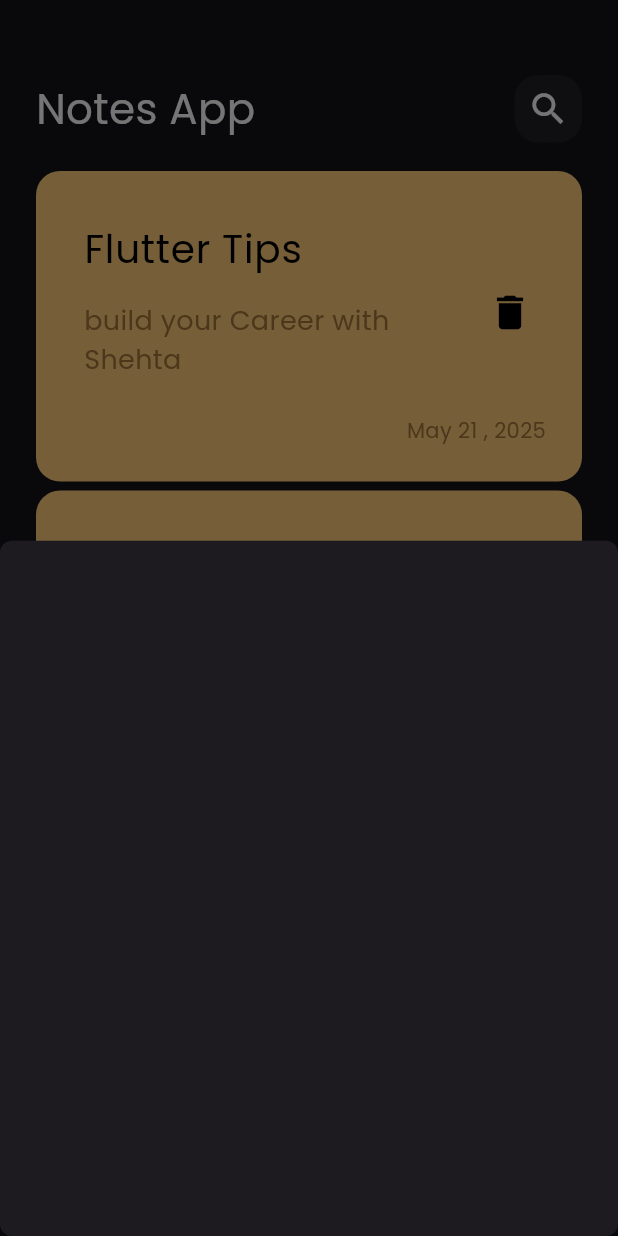
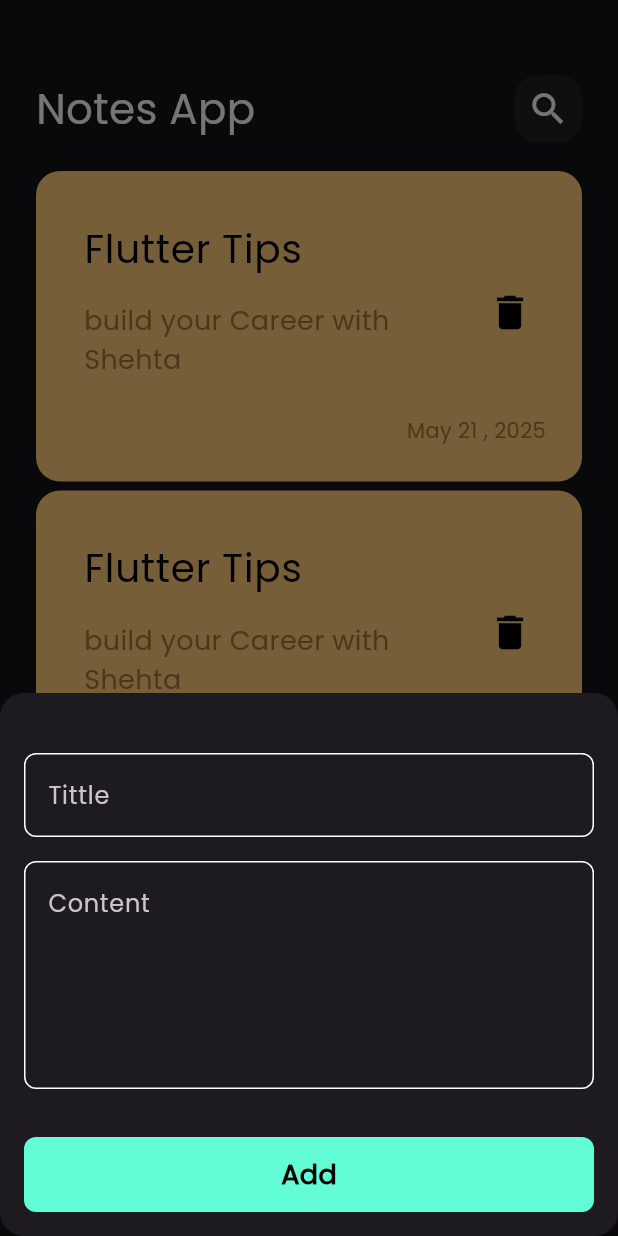
Before and after one commit to Shehta2000/notes_app, a Flutter app: the screen it shows after launch, after a tap on the "add" icon, on a phone screen of 412 x 824 dp. Run offline on Flutter 3.47's test engine with Material 3 defaults, Android fonts, the phone set to English and light mode, and no system bars.

Commit message:
add Custom Button

```diff
--- a/lib/views/notes_view.dart
+++ b/lib/views/notes_view.dart
@@ -1,4 +1,5 @@
 import 'package:flutter/material.dart';
+import 'package:notes_app/views/widgets/Constans.dart';
 import 'package:notes_app/views/widgets/add_note_buttom_sheet.dart';
 import 'package:notes_app/views/widgets/notes_view_body.dart';
 
@@ -8,17 +9,24 @@ class NotesView extends StatelessWidget {
   @override
   Widget build(BuildContext context) {
     return Scaffold(
+      resizeToAvoidBottomInset: false,
       floatingActionButton: FloatingActionButton(
+        shape: RoundedRectangleBorder(
+          borderRadius: BorderRadius.circular(30),
+        ),
+        foregroundColor: Colors.black, // Icon Color
+        backgroundColor: KprimaryColor, // FloatingActionButton Color
         onPressed: () {
           showModalBottomSheet(
               shape: RoundedRectangleBorder(
-                  borderRadius: BorderRadius.circular(8)),
+                borderRadius: BorderRadius.circular(16),
+              ),
               context: context,
               builder: (context) {
                 return const AddNoteButtomSheet();
               });
         },
-        child: Icon(Icons.add),
+        child: const Icon(Icons.add),
       ),
       body: const NotesViewBody(),
     );
--- /dev/null
+++ b/lib/views/widgets/Constans.dart
@@ -0,0 +1,3 @@
+import 'package:flutter/material.dart';
+
+const KprimaryColor = Color(0xff62FCD7);
--- /dev/null
+++ b/lib/views/widgets/Custom_Button.dart
@@ -0,0 +1,26 @@
+import 'package:flutter/material.dart';
+import 'package:notes_app/views/widgets/Constans.dart';
+
+class CustomBotton extends StatelessWidget {
+  const CustomBotton({super.key});
+
+  @override
+  Widget build(BuildContext context) {
+    return Container(
+      alignment: Alignment.center,
+      height: 50,
+      width: MediaQuery.of(context).size.width,
+      decoration: BoxDecoration(
+        color: KprimaryColor,
+        borderRadius: BorderRadius.circular(8),
+      ),
+      child: const Center(
+        child: Text(
+          'Add',
+          style: TextStyle(
+              color: Colors.black, fontSize: 18, fontWeight: FontWeight.bold),
+        ),
+      ),
+    );
+  }
+}
--- a/lib/views/widgets/add_note_buttom_sheet.dart
+++ b/lib/views/widgets/add_note_buttom_sheet.dart
@@ -1,10 +1,42 @@
 import 'package:flutter/material.dart';
+import 'package:notes_app/views/widgets/Constans.dart';
+import 'package:notes_app/views/widgets/Custom_Button.dart';
+import 'package:notes_app/views/widgets/custom_text_field.dart';
 
 class AddNoteButtomSheet extends StatelessWidget {
   const AddNoteButtomSheet({super.key});
 
   @override
   Widget build(BuildContext context) {
-    return Container();
+    return const Padding(
+      padding: EdgeInsets.symmetric(horizontal: 16),
+      child: SingleChildScrollView(
+        child: Column(
+          children: [
+            SizedBox(
+              height: 40,
+            ),
+            CustomTextField(
+              hint: 'Tittle',
+              maxLines: 1,
+            ),
+            SizedBox(
+              height: 16,
+            ),
+            CustomTextField(
+              hint: 'Content',
+              maxLines: 5,
+            ),
+            SizedBox(
+              height: 32,
+            ),
+            CustomBotton(),
+            SizedBox(
+              height: 16,
+            )
+          ],
+        ),
+      ),
+    );
   }
 }
--- /dev/null
+++ b/lib/views/widgets/custom_text_field.dart
@@ -0,0 +1,33 @@
+import 'package:flutter/material.dart';
+import 'package:notes_app/views/widgets/Constans.dart';
+
+class CustomTextField extends StatelessWidget {
+  const CustomTextField({super.key, required this.hint, this.maxLines = 1});
+
+  final String hint;
+  final int maxLines;
+
+  @override
+  Widget build(BuildContext context) {
+    return TextField(
+      maxLines: maxLines,
+      cursorColor: KprimaryColor,
+      decoration: InputDecoration(
+        hintText: hint,
+        enabledBorder: buildBorder(),
+        focusedBorder: buildBorder(KprimaryColor),
+        border: buildBorder(),
+      ),
+    );
+  }
+}
+
+OutlineInputBorder buildBorder([color]) {
+  return OutlineInputBorder(
+      borderRadius: BorderRadius.circular(
+        8,
+      ),
+      borderSide: BorderSide(
+        color: color ?? Colors.white,
+      ));
+}
```
